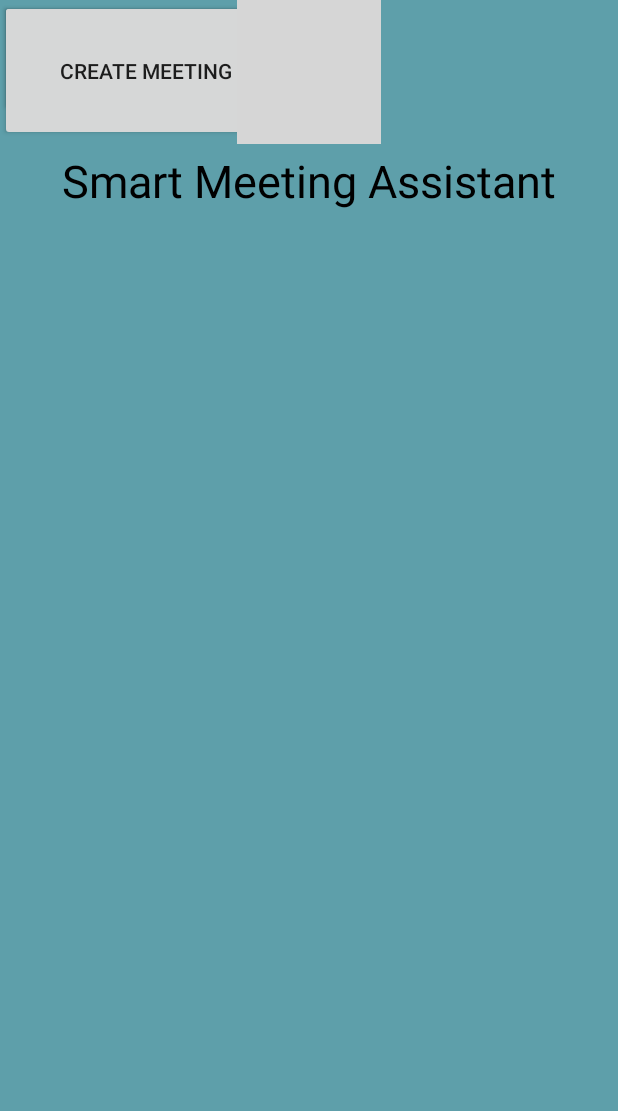
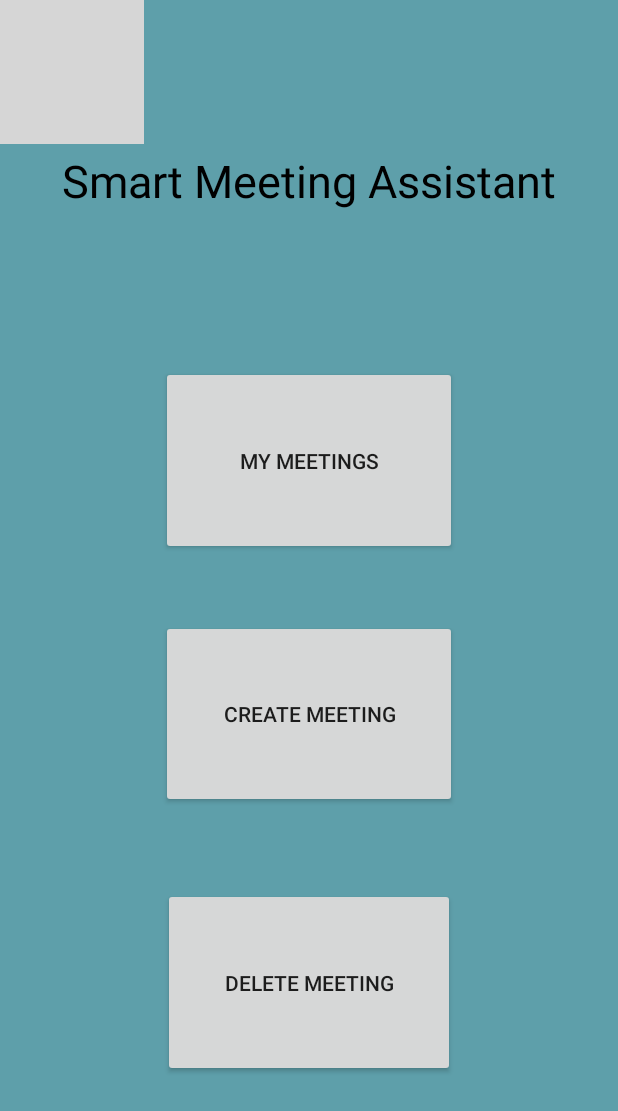
Before and after one commit to s176367/SMA_App, an Android app: the screen it shows after launch (MainActivity), on a phone screen of 412 x 824 dp. Shown: the top 1111 px of the screen. Run offline under Robolectric (Android 15) with nearby library versions, the phone set to English and light mode, and no system bars; grey boxes are pictures that could not be loaded.

Commit message:
Igang med at linke de elementære logik og model klasser sammen med et meget grimt ui :) (Virker ikke endnu)

```diff
--- a/app/src/main/AndroidManifest.xml
+++ b/app/src/main/AndroidManifest.xml
@@ -9,6 +9,7 @@
         android:roundIcon="@mipmap/ic_launcher_round"
         android:supportsRtl="true"
         android:theme="@style/AppTheme">
+        <activity android:name=".MeetingActivity"></activity>
         <activity android:name=".MainActivity">
             <intent-filter>
                 <action android:name="android.intent.action.MAIN" />
--- a/app/src/main/java/com/example/sma/MainActivity.java
+++ b/app/src/main/java/com/example/sma/MainActivity.java
@@ -1,16 +1,71 @@
 package com.example.sma;
+
+import android.content.Intent;
+import android.os.Bundle;
+import android.view.View;
+import android.widget.Button;
 
 import androidx.appcompat.app.AppCompatActivity;
 
-import android.os.Bundle;
+import java.util.ArrayList;
 
-public class MainActivity extends AppCompatActivity {
+public class MainActivity extends AppCompatActivity implements View.OnClickListener {
+
+    static ArrayList<User> userList = new ArrayList<>();
+    Button meeting;
+    Button create;
+    Button delete;
+
+
+
+
+
+
+
+
+
+
+
+
+
+
 
     @Override
     protected void onCreate(Bundle savedInstanceState) {
         super.onCreate(savedInstanceState);
         setContentView(R.layout.activity_main);
 
-        // Test
+        meeting =findViewById(R.id.meetings);
+        create = findViewById(R.id.create);
+        delete = findViewById(R.id.delete);
+
+
+
+        meeting.setOnClickListener(this);
+        create.setOnClickListener(this);
+        delete.setOnClickListener(this);
+
+
+
+
+    }
+
+    @Override
+    public void onClick(View view) {
+        if (view == meeting){
+            Intent intent = new Intent(this, MeetingActivity.class);
+            startActivity(intent);
+
+        }
+
+        if (view == create){
+
+        }
+
+        if (view == delete){
+
+        }
+
+
     }
 }
--- a/app/src/main/res/layout/activity_main.xml
+++ b/app/src/main/res/layout/activity_main.xml
@@ -15,6 +15,7 @@
         android:scaleType="fitXY"
         android:src="@drawable/turquisebackground"
         app:layout_constraintEnd_toEndOf="parent"
+        app:layout_constraintHorizontal_bias="0.0"
         app:layout_constraintStart_toStartOf="parent"
         app:layout_constraintTop_toTopOf="parent"></ImageView>
 
@@ -24,29 +25,52 @@
         android:layout_width="wrap_content"
         android:layout_height="wrap_content"
         android:layout_marginTop="100dp"
+        android:layout_marginBottom="103dp"
         android:gravity="center"
         android:text="@string/Titel"
         android:textColor="@color/colorBlack"
         android:textSize="30dp"
+        app:layout_constraintBottom_toTopOf="@+id/meetings"
         app:layout_constraintLeft_toLeftOf="parent"
         app:layout_constraintRight_toRightOf="parent"
         app:layout_constraintTop_toTopOf="parent" />
 
     <Button
-        android:id="@+id/Meetings"
-        android:layout_width="212dp"
-        android:layout_height="77dp"
+        android:id="@+id/meetings"
+        android:layout_width="197dp"
+        android:layout_height="0dp"
+        android:layout_marginBottom="43dp"
         android:text="My Meetings"
-        tools:layout_editor_absoluteX="99dp"
-        tools:layout_editor_absoluteY="244dp" />
+        app:layout_constraintBottom_toTopOf="@+id/create"
+        app:layout_constraintEnd_toEndOf="parent"
+        app:layout_constraintStart_toStartOf="parent"
+        app:layout_constraintTop_toBottomOf="@+id/titel" />
 
     <Button
-        android:id="@+id/button2"
-        android:layout_width="193dp"
-        android:layout_height="94dp"
+        android:id="@+id/create"
+        android:layout_width="0dp"
+        android:layout_height="0dp"
+        android:layout_marginBottom="53dp"
         android:text="Create Meeting"
-        tools:layout_editor_absoluteX="118dp"
-        tools:layout_editor_absoluteY="384dp" />
+        app:layout_constraintBottom_toTopOf="@+id/delete"
+        app:layout_constraintEnd_toEndOf="@+id/meetings"
+        app:layout_constraintStart_toStartOf="@+id/meetings"
+        app:layout_constraintTop_toBottomOf="@+id/meetings" />
+
+    <Button
+        android:id="@+id/delete"
+        android:layout_width="0dp"
+        android:layout_height="0dp"
+        android:layout_marginStart="1dp"
+        android:layout_marginLeft="1dp"
+        android:layout_marginEnd="1dp"
+        android:layout_marginRight="1dp"
+        android:layout_marginBottom="106dp"
+        android:text="Delete Meeting"
+        app:layout_constraintBottom_toBottomOf="parent"
+        app:layout_constraintEnd_toEndOf="@+id/create"
+        app:layout_constraintStart_toStartOf="@+id/create"
+        app:layout_constraintTop_toBottomOf="@+id/create" />
 
 
 </androidx.constraintlayout.widget.ConstraintLayout>
```
Also changed, not shown: app/src/main/java/com/example/sma/Controller.java (+11 -7 lines), app/src/main/java/com/example/sma/MeetingActivity.java (added, +52 -0 lines), app/src/main/java/com/example/sma/User.java (+5 -3 lines), app/src/main/res/layout/activity_meetings.xml (added, +46 -0 lines).
